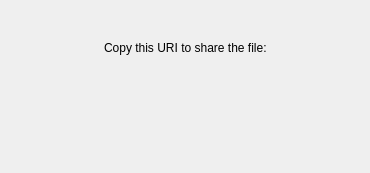
Old version of the form client/showuridialog.ui in the repository PoliDox/PoliDox.
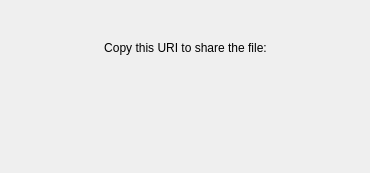
New version of the form.

```diff
--- a/client/showuridialog.ui
+++ b/client/showuridialog.ui
@@ -87,6 +87,9 @@
      <property name="text">
       <string>Copy this URI to share the file:</string>
      </property>
+     <property name="alignment">
+      <set>Qt::AlignCenter</set>
+     </property>
     </widget>
    </item>
   </layout>
```
